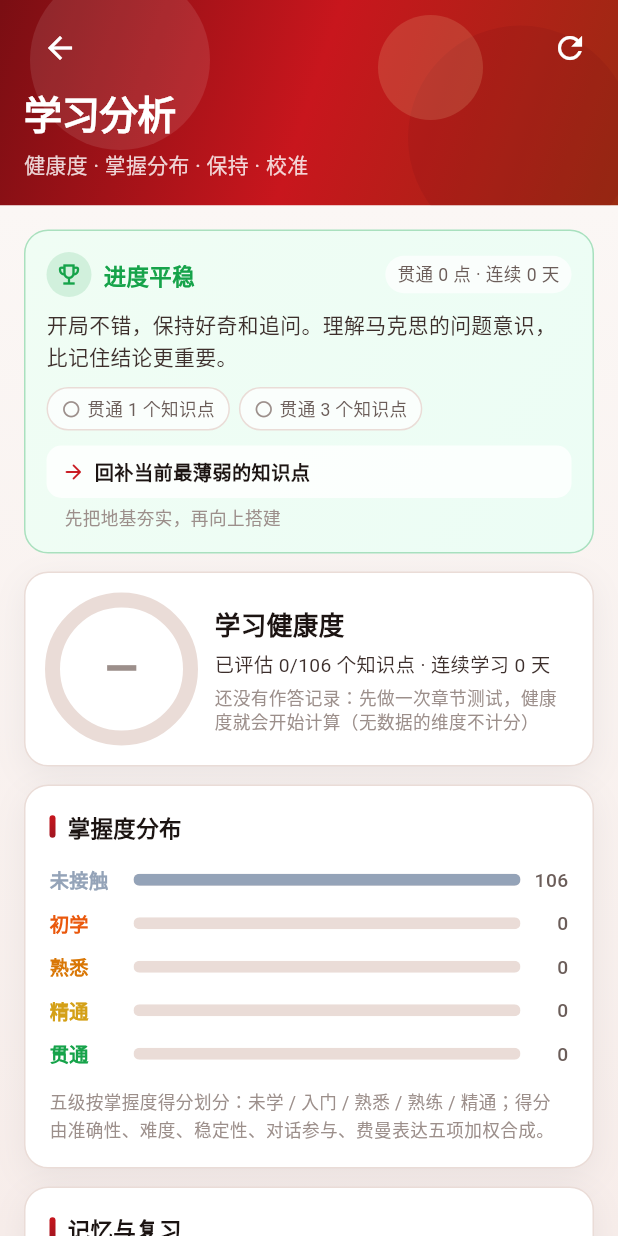
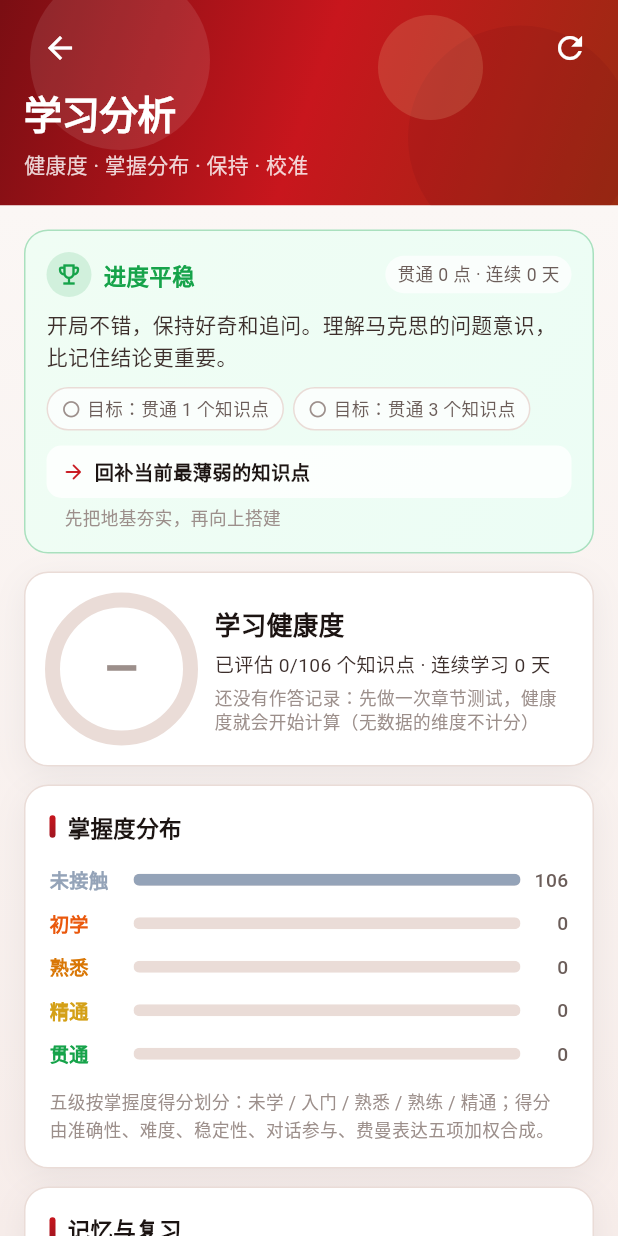
Before and after one commit to cstuffrogers/study-mlm-ai, a Flutter app: the screen it shows after launch, after a tap on the "insights" icon, on a phone screen of 412 x 824 dp. Run offline on Flutter 3.47's test engine with Material 3 defaults, Android fonts, the phone set to English and light mode, and no system bars; our stand-ins replace flutter_markdown, package_info_plus, shared_preferences, web; missing offline and left inert: dart:html, dart:js_interop, flutter_markdown_latex, markdown; accounts and stored records are empty; network calls fail.

Commit message:
release v1.4.13: 里程碑标签加目标前缀（贯通/连续学习/累计作答统一标注为目标，消除已达成误解），复习参数自校准 gain 改中文显示（增益系数）

```diff
--- a/frontend/lib/config/app_meta.dart
+++ b/frontend/lib/config/app_meta.dart
@@ -11,7 +11,7 @@ class AppMeta {
   static const appName = '唯物 · 马哲精读';
   static const productName = '正统马哲深度学习系统';
   static const tagline = '三路线 · 逐章精读 · AI 测试';
-  static const clientVersion = '1.4.12+33';
+  static const clientVersion = '1.4.13+34';
   static const serverVersion = '0.1.0-mvp';
   static const packageName = 'marxism_reader';
 
--- a/frontend/lib/offline/local_insight.dart
+++ b/frontend/lib/offline/local_insight.dart
@@ -382,21 +382,21 @@ class LocalInsight {
     for (final step in [1, 3, 6, OfflineContent.allNodes.length]) {
       milestones.add({
         'key': 'master_$step',
-        'label': '贯通 $step 个知识点',
+        'label': '目标：贯通 $step 个知识点',
         'achieved': mastered >= step,
       });
     }
     for (final step in [3, 7]) {
       milestones.add({
         'key': 'streak_$step',
-        'label': '连续学习 $step 天',
+        'label': '目标：连续学习 $step 天',
         'achieved': streak >= step,
       });
     }
     for (final step in [10, 25, 50]) {
       milestones.add({
         'key': 'attempts_$step',
-        'label': '累计作答 $step 题',
+        'label': '目标：累计作答 $step 题',
         'achieved': attempts.length >= step,
       });
     }
--- a/frontend/lib/screens/analytics_dashboard.dart
+++ b/frontend/lib/screens/analytics_dashboard.dart
@@ -317,8 +317,8 @@ class _AnalyticsDashboardScreenState extends State<AnalyticsDashboardScreen> {
             style: const TextStyle(fontSize: 12, color: AppColors.ink500))
       else ...[
         _kv('复习成功率', '${((fit['succ_rate'] ?? 0) * 100).toStringAsFixed(0)}%'),
-        _kv('当前 gain', '${cur['gain']}'),
-        _kv('建议 gain', '${sug['gain']}'),
+        _kv('当前增益系数', '${cur['gain']}'),
+        _kv('建议增益系数', '${sug['gain']}'),
         const SizedBox(height: 4),
         Text('${fit['note'] ?? ''}', style: const TextStyle(fontSize: 12, color: AppColors.ink700)),
       ],
--- a/frontend/pubspec.yaml
+++ b/frontend/pubspec.yaml
@@ -16,7 +16,7 @@ publish_to: 'none' # Remove this line if you wish to publish to pub.dev
 # https://developer.apple.com/library/archive/documentation/General/Reference/InfoPlistKeyReference/Articles/CoreFoundationKeys.html
 # In Windows, build-name is used as the major, minor, and patch parts
 # of the product and file versions while build-number is used as the build suffix.
-version: 1.4.12+33
+version: 1.4.13+34
 
 environment:
   sdk: ^3.12.1
```
Also changed, not shown: 2 other files.
